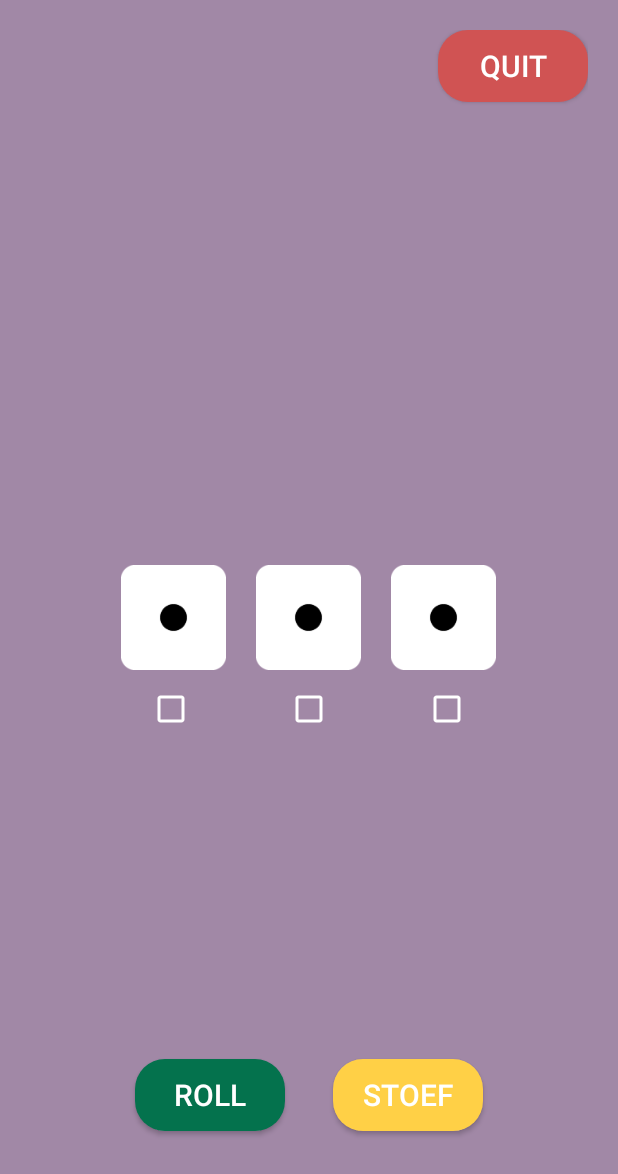
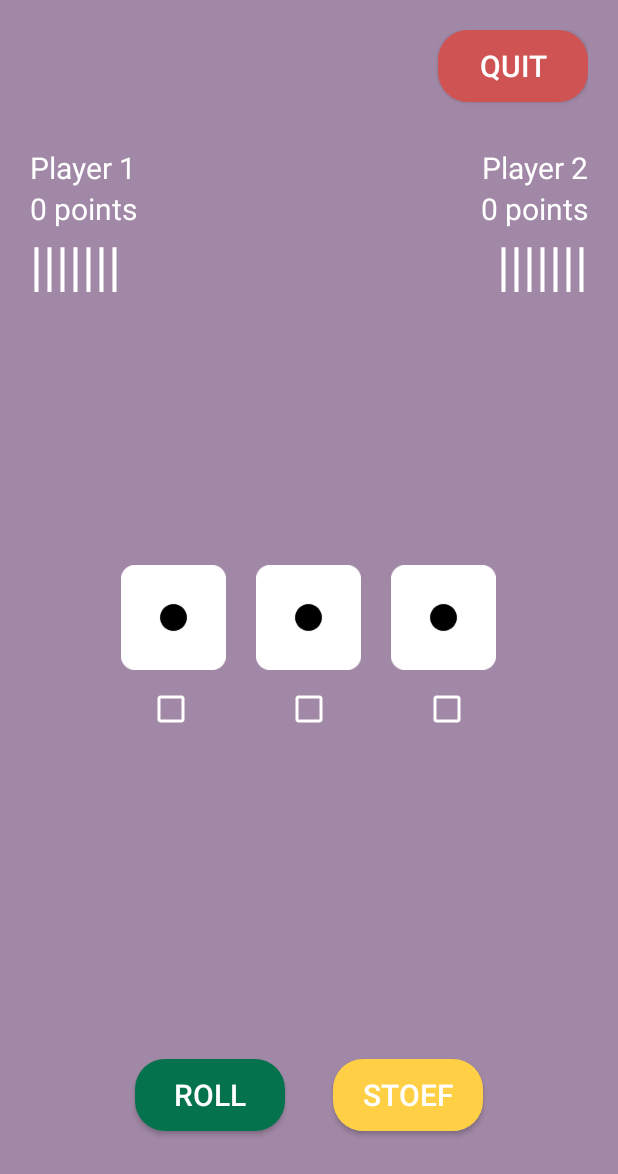
Before and after one commit to madoska/Pietjesbak, an Android app: the mainActivity screen opened directly, with no data from a screen before it, on a phone screen of 412 x 824 dp. Shown: the top 1174 px of the screen. Run offline under Robolectric (Android 15) with nearby library versions, the phone set to English and light mode, and no system bars.

Commit message:
completed layout for main activity

```diff
--- a/app/src/main/res/layout/activity_main.xml
+++ b/app/src/main/res/layout/activity_main.xml
@@ -98,4 +98,66 @@
         android:layout_alignParentRight="true"
         android:layout_marginRight="70dp"/>
 
+    <TextView
+        android:id="@+id/name1"
+        android:layout_width="wrap_content"
+        android:layout_height="wrap_content"
+        android:text="Player 1"
+        android:textColor="@color/white"
+        android:textSize="20dp"
+        android:layout_alignParentLeft="true"
+        android:layout_below="@id/quit"
+        android:layout_marginTop="30dp"/>
+
+    <TextView
+        android:id="@+id/score1"
+        android:layout_width="wrap_content"
+        android:layout_height="wrap_content"
+        android:text="0 points"
+        android:textColor="@color/white"
+        android:textSize="20dp"
+        android:layout_alignParentLeft="true"
+        android:layout_below="@id/name1"/>
+
+    <TextView
+        android:id="@+id/tally1"
+        android:layout_width="wrap_content"
+        android:layout_height="wrap_content"
+        android:text="|||||||"
+        android:textColor="@color/white"
+        android:textSize="35dp"
+        android:layout_alignParentLeft="true"
+        android:layout_below="@id/score1"/>
+
+    <TextView
+        android:id="@+id/name2"
+        android:layout_width="wrap_content"
+        android:layout_height="wrap_content"
+        android:text="Player 2"
+        android:textColor="@color/white"
+        android:textSize="20dp"
+        android:layout_alignParentRight="true"
+        android:layout_below="@id/quit"
+        android:layout_marginTop="30dp"/>
+
+    <TextView
+        android:id="@+id/score2"
+        android:layout_width="wrap_content"
+        android:layout_height="wrap_content"
+        android:text="0 points"
+        android:textColor="@color/white"
+        android:textSize="20dp"
+        android:layout_alignParentRight="true"
+        android:layout_below="@id/name2"/>
+
+    <TextView
+        android:id="@+id/tally2"
+        android:layout_width="wrap_content"
+        android:layout_height="wrap_content"
+        android:text="|||||||"
+        android:textColor="@color/white"
+        android:textSize="35dp"
+        android:layout_alignParentRight="true"
+        android:layout_below="@id/score2"/>
+
 </RelativeLayout>
```
